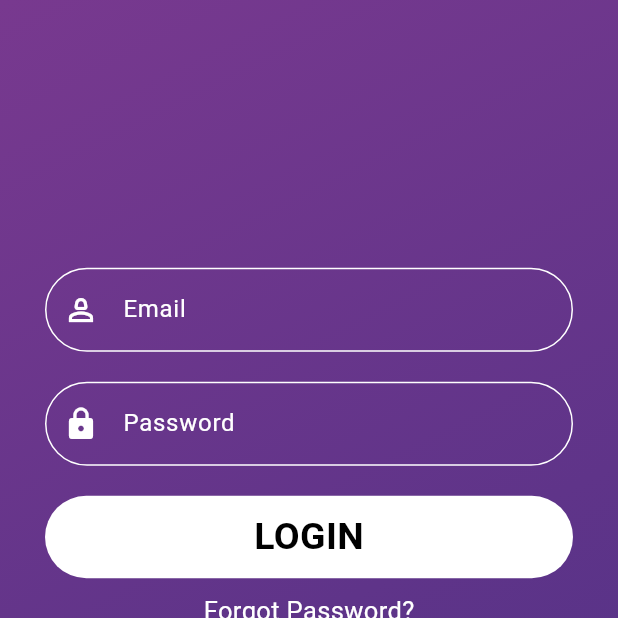
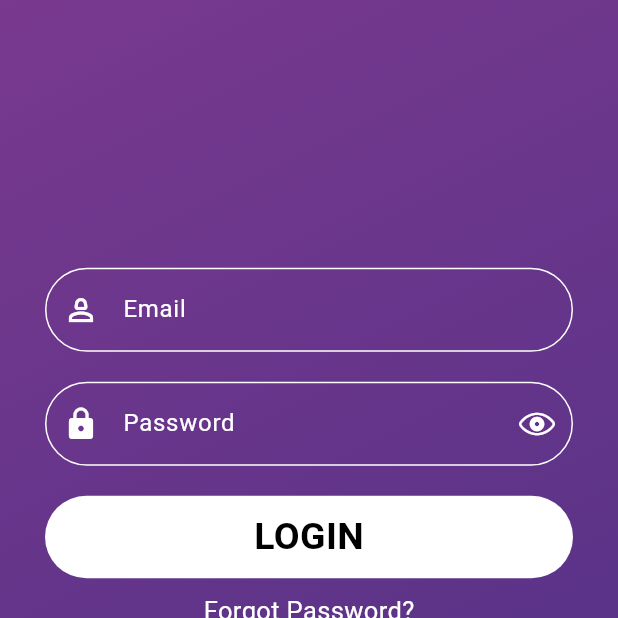
Before and after one commit to saliq03/UniShare, a Flutter app: the screen it shows after launch, on a phone screen of 412 x 824 dp, the top half of it. Run offline on Flutter 3.47's test engine with Material 3 defaults, Android fonts, the phone set to English and light mode, and no system bars; our stand-ins replace get.

Commit message:
added show password in password field

```diff
--- a/lib/view/login/widgets/input_password_widget.dart
+++ b/lib/view/login/widgets/input_password_widget.dart
@@ -4,21 +4,33 @@ import 'package:flutter/cupertino.dart';
 import 'package:flutter/material.dart';
 import 'package:get/get.dart';
 import 'package:get/get_core/src/get_main.dart';
+import 'package:unishare/res/colors/app_colors.dart';
 import 'package:unishare/viewmodels/controller/login_controller.dart';
 
 class InputPasswordWidget extends StatelessWidget {
    InputPasswordWidget({super.key});
 
   final loginController=Get.put(LoginController());
+
   @override
   Widget build(BuildContext context) {
+    return Obx((){
       return TextFormField(
         controller: loginController.passwordController.value,
         focusNode: loginController.passwordFocusNode.value,
+        obscureText: loginController.showPassword.value,
         style: const TextStyle(color: Colors.white),
         decoration: InputDecoration(
           hintStyle: TextStyle(color: Colors.white),
           hintText: "Password",
+
+          suffixIcon: IconButton(onPressed: (){
+            loginController.changeShowPassowrd();
+          },
+              icon: loginController.showPassword.value?
+              const Icon(CupertinoIcons.eye,color: AppColors.white):
+              const Icon(CupertinoIcons.eye_slash,color: Colors.white,)),
+
           prefixIcon: Icon(Icons.lock,color: Colors.white,),
           enabledBorder: OutlineInputBorder(
               borderRadius: BorderRadius.circular(30),
@@ -33,5 +45,6 @@ class InputPasswordWidget extends StatelessWidget {
           }
         },
       );
+    });
   }
 }
```
Also changed, not shown: lib/viewmodels/controller/login_controller.dart (+9 -0 lines). Lines whose indentation alone changed are shown as unchanged.
